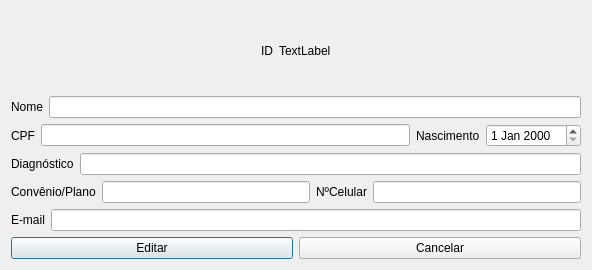
Before: the Qt Designer form clinica_cpp/edicaopaciente.ui in juander/Projeto_CPP, drawn with Qt 5.
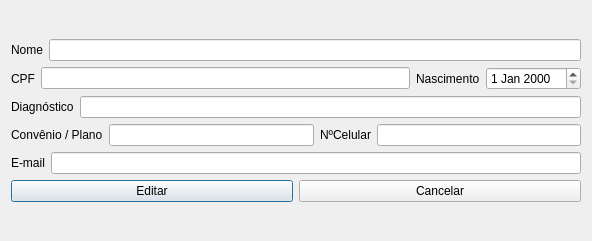
After: the same form once the commit is applied.

What changed in the file:
```diff
--- a/clinica_cpp/edicaopaciente.ui
+++ b/clinica_cpp/edicaopaciente.ui
@@ -7,7 +7,7 @@
     <x>0</x>
     <y>0</y>
     <width>592</width>
-    <height>270</height>
+    <height>241</height>
    </rect>
   </property>
   <property name="windowTitle">
@@ -16,50 +16,6 @@
   <layout class="QVBoxLayout" name="verticalLayout_2">
    <item>
     <layout class="QVBoxLayout" name="verticalLayout">
-     <item>
-      <layout class="QHBoxLayout" name="horizontalLayout_10">
-       <item>
-        <spacer name="horizontalSpacer">
-         <property name="orientation">
-          <enum>Qt::Orientation::Horizontal</enum>
-         </property>
-         <property name="sizeHint" stdset="0">
-          <size>
-           <width>40</width>
-           <height>20</height>
-          </size>
-         </property>
-        </spacer>
-       </item>
-       <item>
-        <widget class="QLabel" name="label_8">
-         <property name="text">
-          <string>ID</string>
-         </property>
-        </widget>
-       </item>
-       <item>
-        <widget class="QLabel" name="txtID">
-         <property name="text">
-          <string>TextLabel</string>
-         </property>
-        </widget>
-       </item>
-       <item>
-        <spacer name="horizontalSpacer_2">
-         <property name="orientation">
-          <enum>Qt::Orientation::Horizontal</enum>
-         </property>
-         <property name="sizeHint" stdset="0">
-          <size>
-           <width>40</width>
-           <height>20</height>
-          </size>
-         </property>
-        </spacer>
-       </item>
-      </layout>
-     </item>
      <item>
       <layout class="QHBoxLayout" name="horizontalLayout">
        <item>
@@ -117,7 +73,7 @@
        <item>
         <widget class="QLabel" name="label_6">
          <property name="text">
-          <string>Convênio/Plano</string>
+          <string>Convênio / Plano</string>
          </property>
         </widget>
        </item>
```
